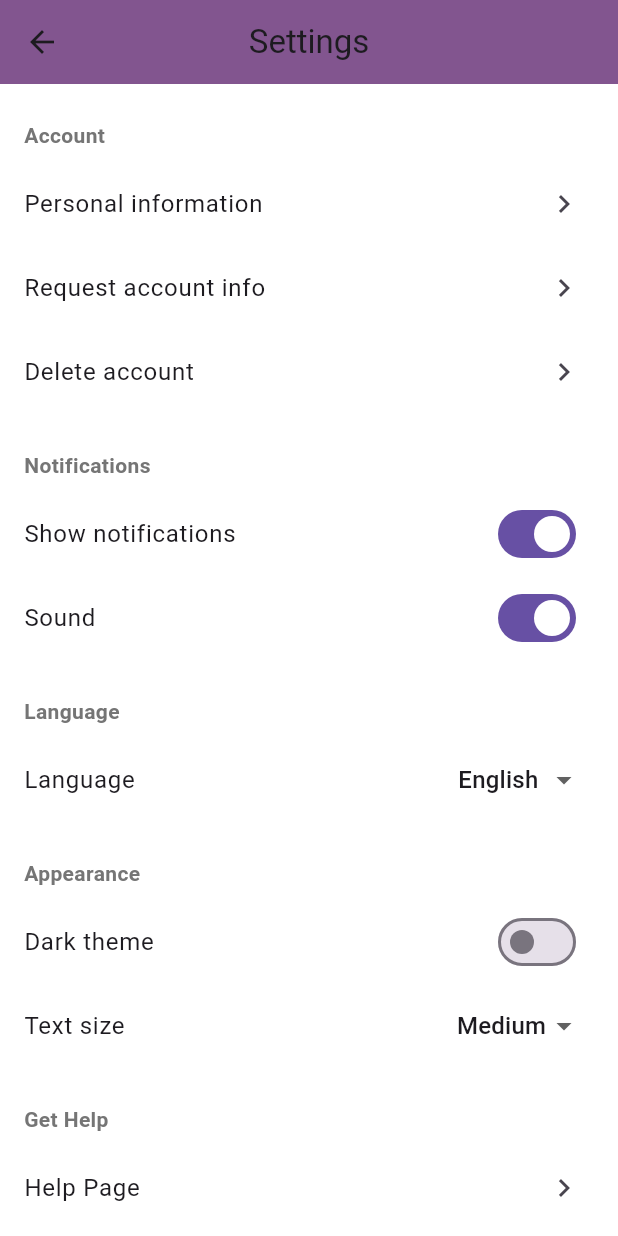
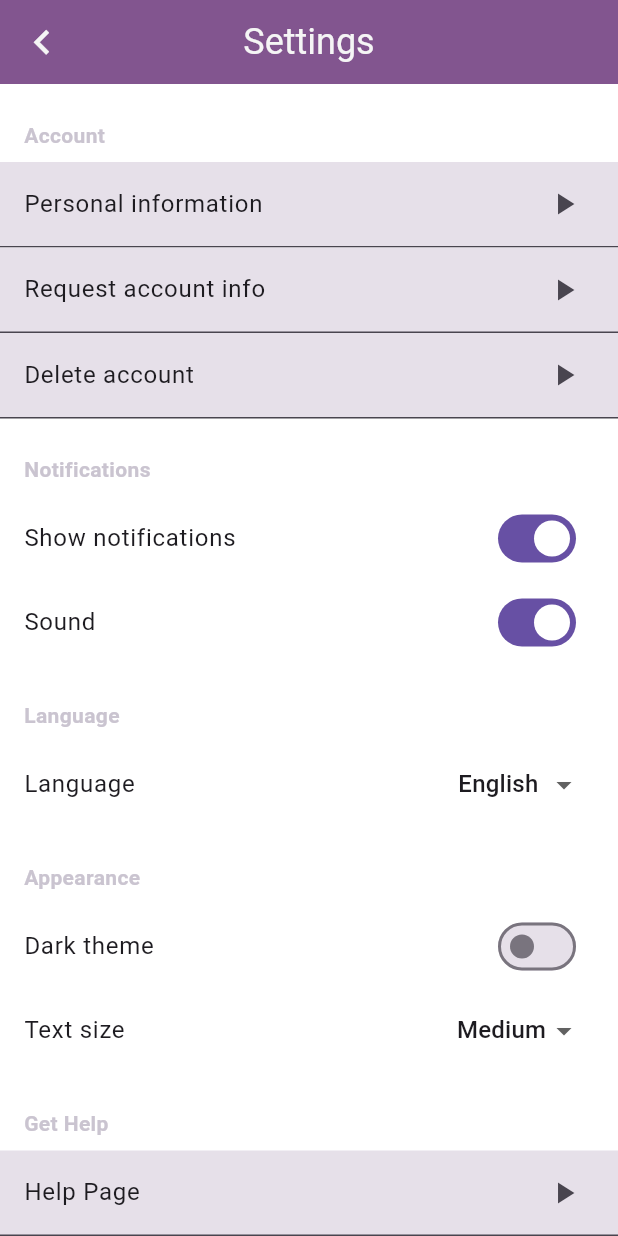
Before and after one commit to EmreUte/CS310-Project, a Flutter app: the SettingsPage screen opened by its route, on a phone screen of 412 x 824 dp. Run offline on Flutter 3.47's test engine with Material 3 defaults, Android fonts, the phone set to English and light mode, and no system bars; our stand-ins replace email_validator, google_fonts.

Commit message:
added background fillings, borders and navigation routing

```diff
--- a/lib/Settings/settings_page.dart
+++ b/lib/Settings/settings_page.dart
@@ -1,5 +1,6 @@
 import 'package:cs310_project/utils/styles.dart';
 import 'package:flutter/material.dart';
+import 'package:google_fonts/google_fonts.dart';
 import '../utils/colors.dart';
 
 class SettingsPage extends StatefulWidget {
@@ -21,8 +22,13 @@ class SettingsPageState extends State<SettingsPage> {
       backgroundColor: Colors.white,
       appBar: AppBar(
         backgroundColor: AppColors.appBarBackground,
-        title: Text('Settings'),
-        leading: BackButton(),
+        title: Text(
+            'Settings',
+            style: kAppBarText),
+        leading: IconButton(
+          icon: const Icon(Icons.chevron_left_outlined, size: 33, color: AppColors.primaryText),
+          onPressed: () => Navigator.pop(context),
+        ),
       ),
       body: ListView(
         children: [
@@ -97,13 +103,22 @@ class SettingsPageState extends State<SettingsPage> {
             child: Center(
               child: ElevatedButton(
                 style: ElevatedButton.styleFrom(
-                  backgroundColor: Color(0xFF8E78C8),
+                  backgroundColor: Color(0xFF65558F),
                   shape: StadiumBorder(),
                   padding:
                   EdgeInsets.symmetric(horizontal: 40.0, vertical: 12.0),
                 ),
-                onPressed: () {},
-                child: Text('Log out'),
+                onPressed: () {
+                  Navigator.popUntil(context, (route) => route.isFirst);
+                },
+                child: Text(
+                  'Log out',
+                  style: GoogleFonts.roboto(
+                    color: Colors.white,
+                    fontWeight: FontWeight.w500,
+                    fontSize: 16,
+                  )
+                ),
               ),
             ),
           ),
@@ -117,19 +132,38 @@ class SettingsPageState extends State<SettingsPage> {
       padding: const EdgeInsets.fromLTRB(16, 24, 16, 8),
       child: Text(
         text,
-        style: TextStyle(
-          color: Colors.grey[600],
+        style: GoogleFonts.roboto(
+          color: Color(0xFFCAC4D0),
           fontWeight: FontWeight.w600,
+          fontSize: 14,
         ),
       ),
     );
   }
 
-  Widget _navTile(String title) {
-    return ListTile(
-      title: Text(title),
-      trailing: Icon(Icons.chevron_right),
-      onTap: () {},
+  Widget _navTile(String title, [Function()? onTap]) {
+    return Container(
+      decoration: BoxDecoration(
+        color: Color(0xFFE6E0E9),
+        border: Border(
+          bottom: BorderSide(
+            color: Color(0xFF49454F),
+            width: 1,
+          ),
+        ),
+      ),
+      child: ListTile(
+        title: Text(
+          title,
+          style: GoogleFonts.roboto(
+            color: Color(0xFF1D1B20),
+            fontWeight: FontWeight.w400,
+            fontSize: 16,
+          )
+        ),
+        trailing: Icon(Icons.play_arrow),
+          onTap: onTap,
+      )
     );
   }
 }
--- a/lib/main.dart
+++ b/lib/main.dart
@@ -40,6 +40,7 @@ class MyApp extends StatelessWidget {
         '/passenger_preferences': (context) => PassengerPreferencesScreen(),
         '/finding_your_ride': (context) => FindingRideScreen(),
         '/settings_page': (context) => SettingsPage(),
+        '/help_page': (context) => HelpScreen(),
       },
       theme: ThemeData.light().copyWith(
         appBarTheme: AppBarTheme(
```
